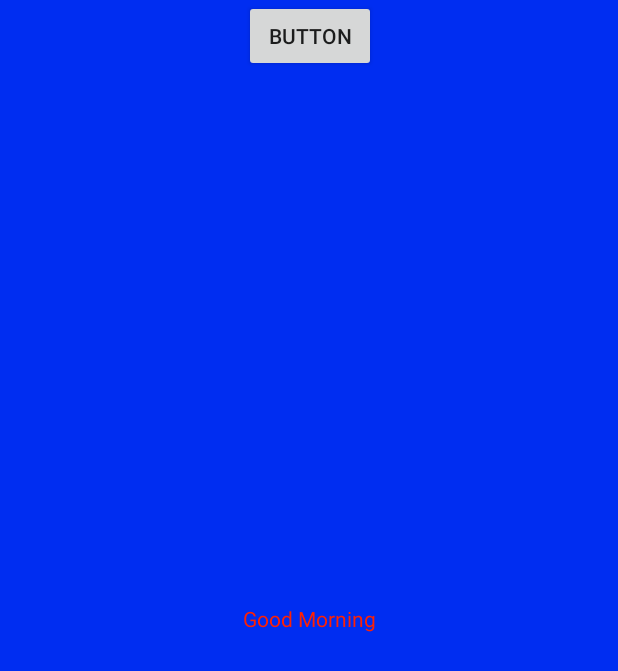
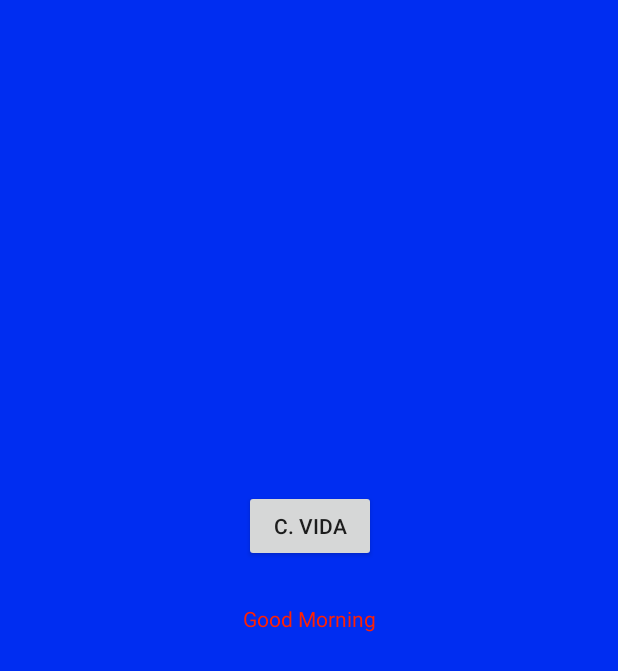
Before and after one commit to EPN-2023B-Moviles-GR2SW/mov-gr2sw-sanchez-cabrera-jhoaho-gabriel, an Android app built with Jetpack Compose: the MainActivity screen opened directly, with no data from a screen before it, on a phone screen of 412 x 824 dp. Shown: the top 671 px of the screen. Run offline under Robolectric (Android 15) with nearby library versions, the phone set to English and light mode, and no system bars.

Commit message:
Actualizacion 2

```diff
--- a/02-ANDROID/app/src/main/AndroidManifest.xml
+++ b/02-ANDROID/app/src/main/AndroidManifest.xml
@@ -18,8 +18,7 @@
         <activity
             android:name=".MainActivity"
             android:exported="false"
-            android:label="@string/title_activity_main"
-            android:theme="@style/Theme.B2023gr2sw" />
+            android:label="@string/title_activity_main"/>
     </application>
 
 </manifest>
--- a/02-ANDROID/app/src/main/java/com/example/b2023gr2sw/MainActivity.kt
+++ b/02-ANDROID/app/src/main/java/com/example/b2023gr2sw/MainActivity.kt
@@ -1,6 +1,8 @@
 package com.example.b2023gr2sw
 
+import android.content.Intent
 import android.os.Bundle
+import android.widget.Button
 import androidx.activity.ComponentActivity
 import androidx.activity.compose.setContent
 import androidx.compose.foundation.layout.fillMaxSize
@@ -16,5 +18,16 @@ class MainActivity : ComponentActivity() {
     override fun onCreate(savedInstanceState: Bundle?) {
         super.onCreate(savedInstanceState)
         setContentView(R.layout.activity_main)
+        val botonCicloVida = findViewById<Button>(R.id.btn_ciclo_vida)
+        botonCicloVida
+            .setOnClickListener {
+                irActividad(ACicloVida::class.java)
+            }
+    }
+    fun irActividad(
+        clase: Class<*>
+    ){
+        val intent = Intent(this, clase)
+        startActivity(intent)
     }
 }
--- a/02-ANDROID/app/src/main/res/layout/activity_main.xml
+++ b/02-ANDROID/app/src/main/res/layout/activity_main.xml
@@ -21,9 +21,11 @@
         android:id="@+id/btn_ciclo_vida"
         android:layout_width="wrap_content"
         android:layout_height="wrap_content"
-        android:text="Button"
+        android:layout_marginBottom="28dp"
+        android:text="C. Vida"
+        app:layout_constraintBottom_toTopOf="@+id/textView"
         app:layout_constraintEnd_toEndOf="@+id/textView"
-        app:layout_constraintStart_toStartOf="@+id/textView"
-        tools:layout_editor_absoluteY="273dp" />
+        app:layout_constraintHorizontal_bias="0.636"
+        app:layout_constraintStart_toStartOf="@+id/textView" />
 
 </androidx.constraintlayout.widget.ConstraintLayout>
```
